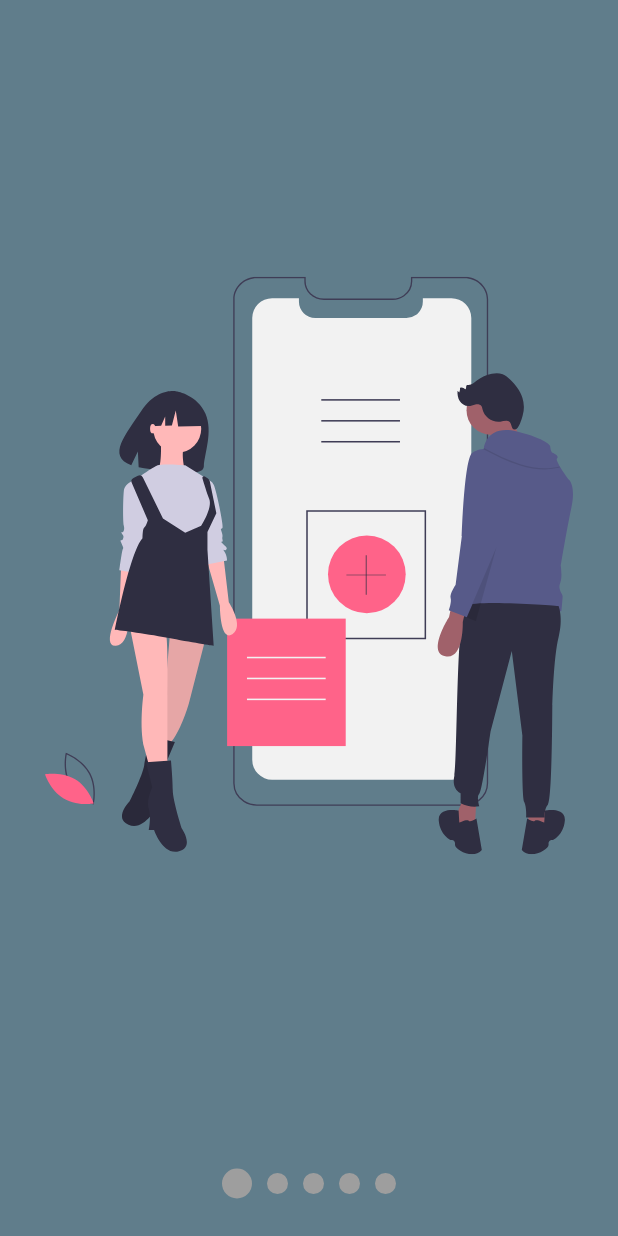
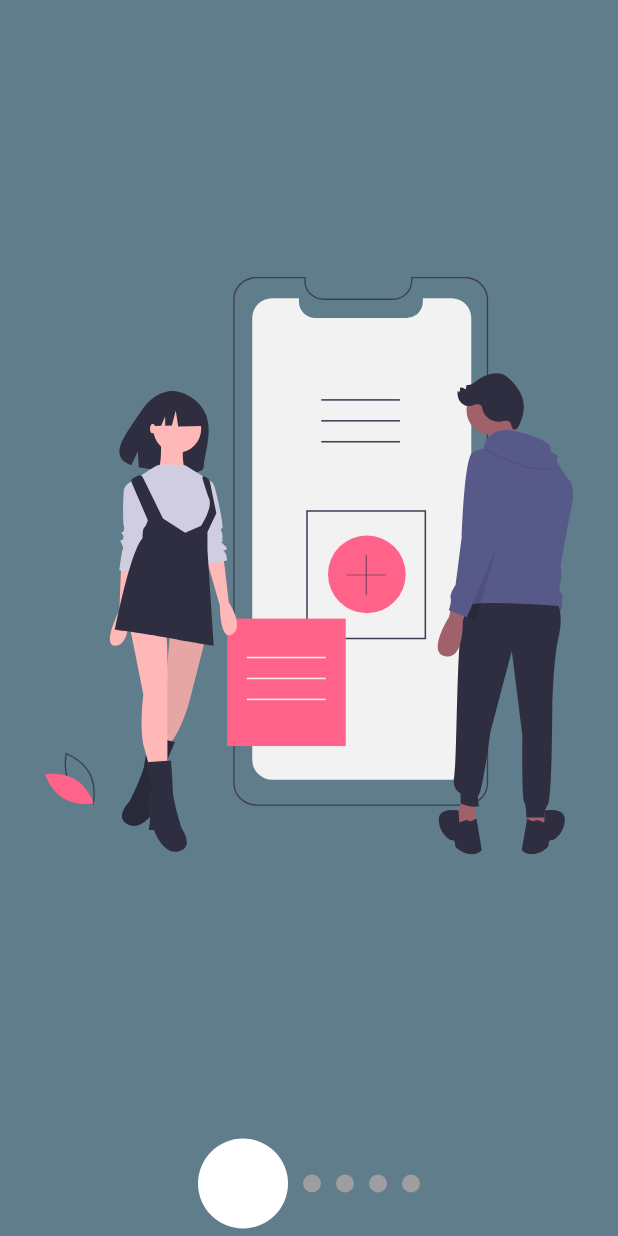
Before and after one commit to eliezerantonio/desenhos_animacoes, a Flutter app: the screen it shows after launch, on a phone screen of 412 x 824 dp. Run offline on Flutter 3.47's test engine with Material 2 defaults, Android fonts, the phone set to English and light mode, and no system bars; our stand-ins replace animate_do, assets_audio_player, flutter_svg, font_awesome_flutter.

Commit message:
personalizando dots

```diff
--- a/01_custom_painter/lib/src/pages/slideshow_page.dart
+++ b/01_custom_painter/lib/src/pages/slideshow_page.dart
@@ -9,6 +9,8 @@ class SlideshowPage extends StatelessWidget {
       backgroundColor: Colors.blueGrey,
       body: Slideshow(
         pointsAbove: false,
+        primaryBullet: 60,
+        secundaryBullet: 12,
         primaryColor: Colors.white,
         secundaryColor: Colors.grey,
         slides: [
--- a/01_custom_painter/lib/src/widgets/slideshow.dart
+++ b/01_custom_painter/lib/src/widgets/slideshow.dart
@@ -6,12 +6,15 @@ class Slideshow extends StatelessWidget {
   final bool pointsAbove;
   final Color primaryColor;
   final Color secundaryColor;
-  Slideshow({
-    @required this.slides,
-    this.pointsAbove = false,
-    this.primaryColor = Colors.blue,
-    this.secundaryColor = Colors.grey,
-  });
+  final double primaryBullet;
+  final double secundaryBullet;
+  Slideshow(
+      {@required this.slides,
+      this.pointsAbove = false,
+      this.primaryColor = Colors.blue,
+      this.secundaryColor = Colors.grey,
+      this.primaryBullet = 20,
+      this.secundaryBullet = 14});
   @override
   Widget build(BuildContext context) {
     return ChangeNotifierProvider(
@@ -20,7 +23,11 @@ class Slideshow extends StatelessWidget {
         child: Center(
           child: Builder(builder: (context) {
             context.read<_SlidershowModel>().primaryColor = this.primaryColor;
-            context.read<_SlidershowModel>().primaryColor = this.secundaryColor;
+            context.read<_SlidershowModel>().secundaryColor =
+                this.secundaryColor;
+            context.read<_SlidershowModel>().primaryBullet = this.primaryBullet;
+            context.read<_SlidershowModel>().secundaryBullet =
+                this.secundaryBullet;
             return _CreateStructureSlideshow(
                 pointsAbove: pointsAbove, slides: slides);
           }),
@@ -88,11 +95,13 @@ class _Dot extends StatelessWidget {
     final slideshoModel = context.watch<_SlidershowModel>();
     final condition = (slideshoModel.currentPage >= index - 0.5 &&
         slideshoModel.currentPage < index + 0.5);
+    final dotSize =
+        condition ? slideshoModel.primaryBullet : slideshoModel.secundaryBullet;
     return AnimatedContainer(
       duration: Duration(milliseconds: 200),
-      width: condition ? 20 : 14,
+      width: dotSize,
       margin: EdgeInsets.symmetric(horizontal: 5),
-      height: condition ? 20 : 14,
+      height: dotSize,
       decoration: BoxDecoration(
         color: condition
             ? slideshoModel.primaryColor
@@ -159,8 +168,16 @@ class _Slide extends StatelessWidget {
 
 class _SlidershowModel with ChangeNotifier {
   double _currentPage = 0;
+
+//cores
   Color _primaryColor = Colors.blue;
   Color _secundaryColor = Colors.grey;
+
+  //pontos
+
+  double _primaryBullet = 20;
+  double _secundaryBullet = 14;
+
   double get currentPage => this._currentPage;
 
   set currentPage(double currentPage) {
@@ -169,7 +186,9 @@ class _SlidershowModel with ChangeNotifier {
     notifyListeners();
   }
 
+//get set corre
   Color get primaryColor => this._primaryColor;
+
   set primaryColor(Color color) {
     this._primaryColor = color;
     notifyListeners();
@@ -180,4 +199,21 @@ class _SlidershowModel with ChangeNotifier {
     this._secundaryColor = color;
     notifyListeners();
   }
+
+  //get set pontos
+
+  double get primaryBullet => this._primaryBullet;
+
+  set primaryBullet(double size) {
+    this._primaryBullet = size;
+    notifyListeners();
+  }
+
+  double get secundaryBullet => this._secundaryBullet;
+
+  set secundaryBullet(double size) {
+    this._secundaryBullet = size;
+
+    notifyListeners();
+  }
 }
```
